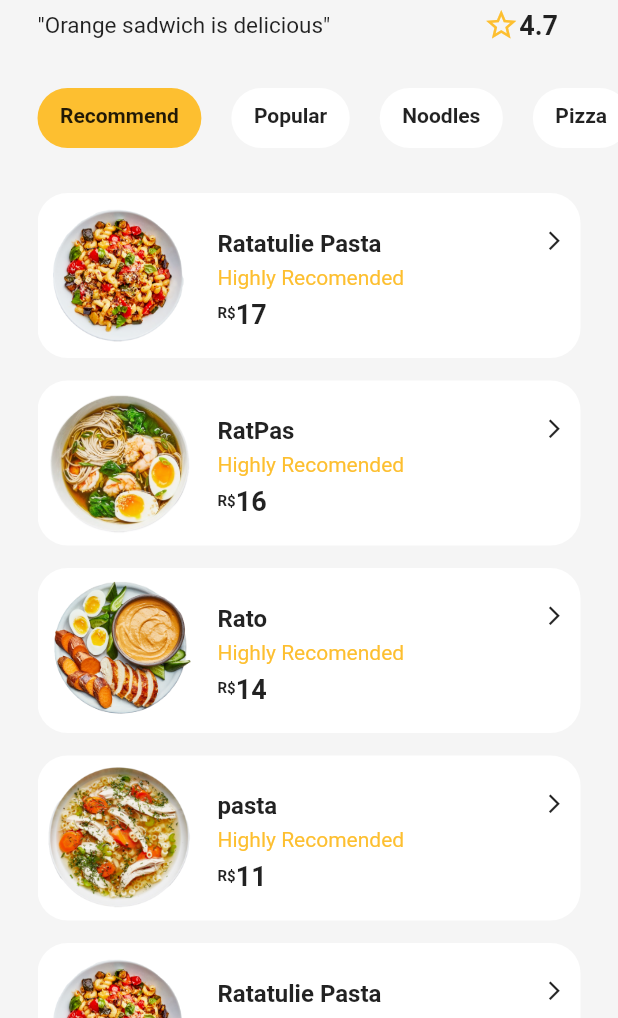
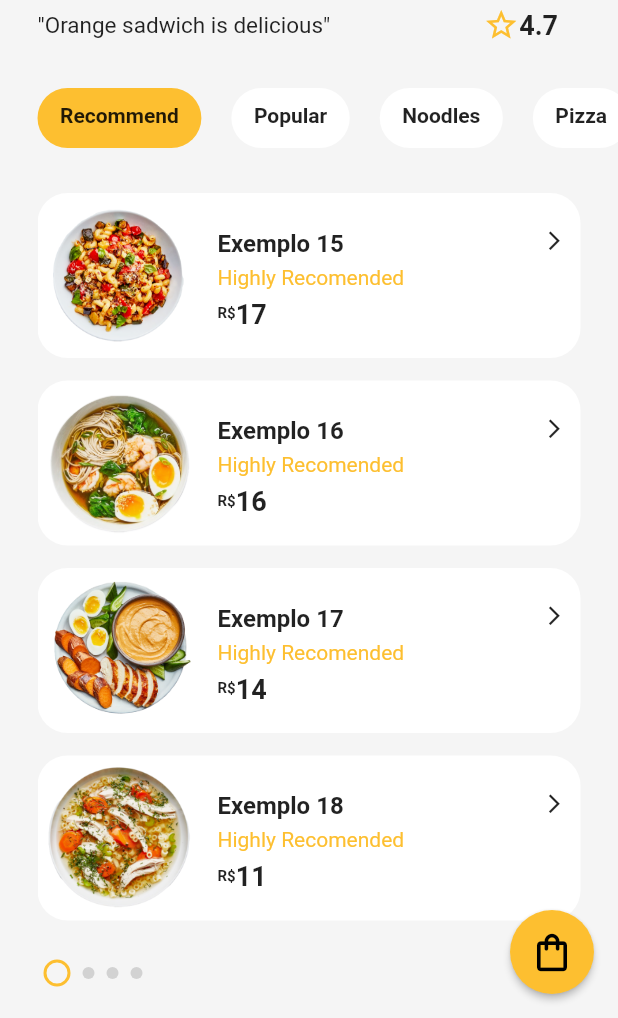
Before and after one commit to WalterSilva-ks/app_delivery, a Flutter app: the screen it shows after launch, on a phone screen of 412 x 824 dp, the part 218-1236 px from its top. Run offline on Flutter 3.47's test engine with Material 2 defaults, Android fonts, the phone set to English and light mode, and no system bars; drawn by our look-alikes of smooth_page_indicator.

Commit message:
add screen food

```diff
--- a/lib/models/food.dart
+++ b/lib/models/food.dart
@@ -20,7 +20,7 @@ class Food {
       Food(
         'assets/images/dish1.png',
         'Highly Recomended',
-        'RatPas',
+        'Exemplo 1',
         '50 min',
         4.8,
         '317 kcal',
@@ -46,7 +46,7 @@ class Food {
       Food(
         'assets/images/dish4.png',
         'Highly Recomended',
-        'RatPas',
+        'Exemplo 2',
         '50 min',
         4.8,
         '317 kcal',
@@ -72,7 +72,7 @@ class Food {
       Food(
         'assets/images/dish3.png',
         'Highly Recomended',
-        'Ratatulie Pasta',
+        'Exemplo 3',
         '50 min',
         4.8,
         '317 kcal',
@@ -98,7 +98,7 @@ class Food {
       Food(
         'assets/images/dish1.png',
         'Highly Recomended',
-        'RatPas',
+        'Exemplo 4',
         '50 min',
         4.8,
         '317 kcal',
@@ -124,7 +124,7 @@ class Food {
       Food(
         'assets/images/dish2.png',
         'Highly Recomended',
-        'Rato',
+        'Exemplo 5',
         '50 min',
         5.0,
         '317 kcal',
@@ -150,7 +150,7 @@ class Food {
       Food(
         'assets/images/dish4.png',
         'Highly Recomended',
-        'pasta',
+        'Exemplo 6',
         '50 min',
         4.0,
         '317 kcal',
@@ -176,7 +176,7 @@ class Food {
       Food(
         'assets/images/dish3.png',
         'Highly Recomended',
-        'Ratatulie Pasta',
+        'Exemplo 7',
         '50 min',
         4.8,
         '317 kcal',
@@ -202,7 +202,7 @@ class Food {
       Food(
         'assets/images/dish1.png',
         'Highly Recomended',
-        'RatPas',
+        'Exemplo 8',
         '50 min',
         4.8,
         '317 kcal',
@@ -228,7 +228,7 @@ class Food {
       Food(
         'assets/images/dish2.png',
         'Highly Recomended',
-        'Rato',
+        'Exemplo 9',
         '50 min',
         5.0,
         '317 kcal',
@@ -254,7 +254,7 @@ class Food {
       Food(
         'assets/images/dish4.png',
         'Highly Recomended',
-        'pasta',
+        'Exemplo 10',
         '50 min',
         4.0,
         '317 kcal',
@@ -280,7 +280,7 @@ class Food {
       Food(
         'assets/images/dish3.png',
         'Highly Recomended',
-        'Ratatulie Pasta',
+        'Exemplo 11',
         '50 min',
         4.8,
         '317 kcal',
@@ -306,7 +306,7 @@ class Food {
       Food(
         'assets/images/dish1.png',
         'Highly Recomended',
-        'RatPas',
+        'Exemplo 12',
         '50 min',
         4.8,
         '317 kcal',
@@ -332,7 +332,7 @@ class Food {
       Food(
         'assets/images/dish2.png',
         'Highly Recomended',
-        'Rato',
+        'Exemplo 13',
         '50 min',
         5.0,
         '317 kcal',
@@ -358,7 +358,7 @@ class Food {
       Food(
         'assets/images/dish4.png',
         'Highly Recomended',
-        'pasta',
+        'Exemplo 14',
         '50 min',
         4.0,
         '317 kcal',
@@ -389,7 +389,7 @@ class Food {
       Food(
         'assets/images/dish3.png',
         'Highly Recomended',
-        'Ratatulie Pasta',
+        'Exemplo 15',
         '50 min',
         4.8,
         '317 kcal',
@@ -415,7 +415,7 @@ class Food {
       Food(
         'assets/images/dish1.png',
         'Highly Recomended',
-        'RatPas',
+        'Exemplo 16',
         '50 min',
         4.8,
         '317 kcal',
@@ -441,7 +441,7 @@ class Food {
       Food(
         'assets/images/dish2.png',
         'Highly Recomended',
-        'Rato',
+        'Exemplo 17',
         '50 min',
         5.0,
         '317 kcal',
@@ -467,7 +467,7 @@ class Food {
       Food(
         'assets/images/dish4.png',
         'Highly Recomended',
-        'pasta',
+        'Exemplo 18',
         '50 min',
         4.0,
         '317 kcal',
@@ -493,7 +493,7 @@ class Food {
       Food(
         'assets/images/dish3.png',
         'Highly Recomended',
-        'Ratatulie Pasta',
+        'Exemplo 18',
         '50 min',
         4.8,
         '317 kcal',
@@ -519,7 +519,7 @@ class Food {
       Food(
         'assets/images/dish1.png',
         'Highly Recomended',
-        'RatPas',
+        'Exemplo 19',
         '50 min',
         4.8,
         '317 kcal',
@@ -545,7 +545,7 @@ class Food {
       Food(
         'assets/images/dish2.png',
         'Highly Recomended',
-        'Rato',
+        'Exemplo 20',
         '50 min',
         5.0,
         '317 kcal',
@@ -571,7 +571,7 @@ class Food {
       Food(
         'assets/images/dish4.png',
         'Highly Recomended',
-        'pasta',
+        'Exemplo 21',
         '50 min',
         4.0,
         '317 kcal',
@@ -597,7 +597,7 @@ class Food {
       Food(
         'assets/images/dish3.png',
         'Highly Recomended',
-        'Ratatulie Pasta',
+        'Exemplo 22',
         '50 min',
         4.8,
         '317 kcal',
@@ -623,7 +623,7 @@ class Food {
       Food(
         'assets/images/dish1.png',
         'Highly Recomended',
-        'RatPas',
+        'Exemplo 23',
         '50 min',
         4.8,
         '317 kcal',
@@ -649,7 +649,7 @@ class Food {
       Food(
         'assets/images/dish2.png',
         'Highly Recomended',
-        'Rato',
+        'Exemplo 24',
         '50 min',
         5.0,
         '317 kcal',
@@ -675,7 +675,7 @@ class Food {
       Food(
         'assets/images/dish4.png',
         'Highly Recomended',
-        'pasta',
+        'Exemplo 25',
         '50 min',
         4.0,
         '317 kcal',
--- a/lib/pages/home/home.dart
+++ b/lib/pages/home/home.dart
@@ -7,6 +7,7 @@ import 'package:delivery/pages/home/widgets/food_list_view.dart';
 import 'package:delivery/pages/home/widgets/restaurant_info.dart';
 import 'package:delivery/widgets/custom_app.dart';
 import 'package:flutter/material.dart';
+import 'package:smooth_page_indicator/smooth_page_indicator.dart';
 
 class HomePage extends StatefulWidget {
   @override
@@ -50,7 +51,46 @@ class _HomePageState extends State<HomePage> {
               restaurant,
             ),
           ),
+          Container(
+            padding: const EdgeInsets.symmetric(
+              horizontal: 25,
+            ),
+            height: 60,
+            child: SmoothPageIndicator(
+              controller: pageController,
+              count: restaurant.menu.length,
+              effect: CustomizableEffect(
+                dotDecoration: DotDecoration(
+                    width: 8,
+                    height: 8,
+                    color: Colors.grey.withOpacity(0.4),
+                    borderRadius: BorderRadius.circular(8)),
+                activeDotDecoration: DotDecoration(
+                  width: 10,
+                  height: 10,
+                  color: kBackground,
+                  borderRadius: BorderRadius.circular(10),
+                  dotBorder: const DotBorder(
+                    color: kPrimaryColor,
+                    padding: 2,
+                    width: 2,
+                  ),
+                ),
+              ),
+              onDotClicked: (index) => pageController.jumpToPage(index),
+            ),
+          ),
         ],
+      ),
+      floatingActionButton: FloatingActionButton(
+        onPressed: () {},
+        backgroundColor: kPrimaryColor,
+        elevation: 2,
+        child: const Icon(
+          Icons.shopping_bag_outlined,
+          color: Colors.black,
+          size: 30,
+        ),
       ),
     );
   }
--- a/lib/pages/home/widgets/food_list_view.dart
+++ b/lib/pages/home/widgets/food_list_view.dart
@@ -1,6 +1,7 @@
 // ignore_for_file: use_key_in_widget_constructors
 
 import 'package:delivery/models/restaurant.dart';
+import 'package:delivery/pages/detail/detail.dart';
 import 'package:delivery/pages/home/widgets/food_item.dart';
 import 'package:flutter/material.dart';
 
@@ -28,8 +29,15 @@ class FoodListView extends StatelessWidget {
             .map(
               (e) => ListView.separated(
                 padding: EdgeInsets.zero,
-                itemBuilder: (context, index) => FoodItem(
-                  restaurant.menu[category[selected]]![index],
+                itemBuilder: (context, index) => GestureDetector(
+                  onTap: () {
+                    Navigator.of(context).push(MaterialPageRoute(
+                        builder: (contex) => DetailPage(
+                            restaurant.menu[category[selected]]![index])));
+                  },
+                  child: FoodItem(
+                    restaurant.menu[category[selected]]![index],
+                  ),
                 ),
                 separatorBuilder: (_, index) => const SizedBox(
                   height: 15,
--- a/pubspec.yaml
+++ b/pubspec.yaml
@@ -34,6 +34,7 @@ dependencies:
   # The following adds the Cupertino Icons font to your application.
   # Use with the CupertinoIcons class for iOS style icons.
   cupertino_icons: ^1.0.2
+  smooth_page_indicator: ^1.0.0+2
 
 dev_dependencies:
   flutter_test:
```
Also changed, not shown: lib/pages/detail/detail.dart (added, +31 -0 lines), lib/pages/detail/widgets/food_imag.dart (added, +37 -0 lines), pubspec.lock.
